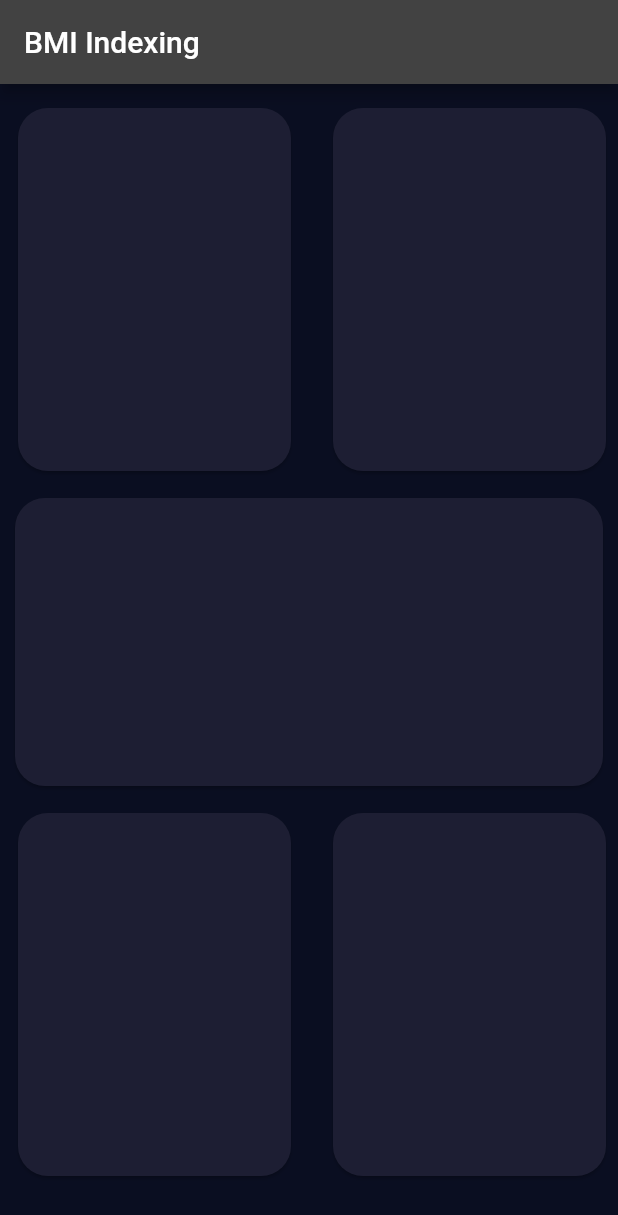
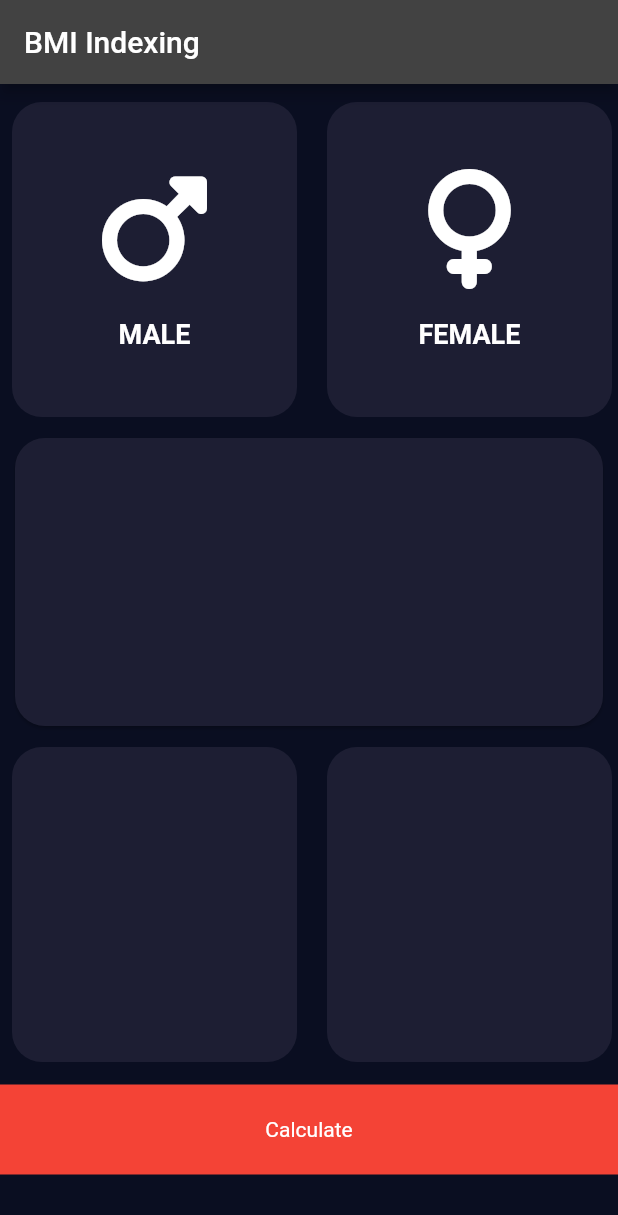
Before and after one commit to altair32/bmi_calc, a Flutter app: the screen it shows after launch, on a phone screen of 412 x 824 dp. Shown: the top 1215 px of the screen. Run offline on Flutter 3.47's test engine with Material 2 defaults, Android fonts, the phone set to English and light mode, and no system bars; our stand-ins replace font_awesome_flutter.

Commit message:
icons added

```diff
--- a/lib/input_page.dart
+++ b/lib/input_page.dart
@@ -1,4 +1,6 @@
 import 'package:flutter/material.dart';
+import 'package:font_awesome_flutter/font_awesome_flutter.dart';
+const cardColor=Color(0xFF1D1E33);
 class inputpage extends StatefulWidget {
   const inputpage({Key? key}) : super(key: key);
 
@@ -15,6 +17,8 @@ class _inputpageState extends State<inputpage> {
       ),
       body: Column(
         children: [
+          Column(
+            children: [
               SizedBox(
                 height: 12
               ),
@@ -23,11 +27,15 @@ class _inputpageState extends State<inputpage> {
                   SizedBox(
                     width: 8,
                   ),
-              verticalcard(colour: Color(0xFF1D1E33),),
+                  GestureDetector(
+                    onTap: (){},
+                    child: verticalcard(colour:cardColor,
+                         cardchild: genderDetails(chitra: FontAwesomeIcons.mars,gender: "MALE",),       ),
+                  ),
                   SizedBox(
                     width: 20,
                   ),
-              verticalcard(colour: Color(0xFF1D1E33),),
+                  verticalcard(colour: cardColor,cardchild: genderDetails(chitra: FontAwesomeIcons.venus,gender: "FEMALE",),),
                 ],
               ),
               SizedBox(height: 10,),
@@ -48,33 +56,70 @@ class _inputpageState extends State<inputpage> {
                   SizedBox(
                     width: 8,
                   ),
-              verticalcard(colour: Color(0xFF1D1E33),),
+                  verticalcard(colour:cardColor,cardchild: Column()),
                   SizedBox(
                     width: 20,
                   ),
-              verticalcard(colour: Color(0xFF1D1E33),),
+                  verticalcard(colour: cardColor,cardchild: Column()),
                 ],
               ),
+
             ],
+          ),
+          Container(
+            height: 60,
+            color: Colors.red,
+            margin: EdgeInsets.fromLTRB(0, 15, 0, 0),
+            child: Center(
+                      child: Text("Calculate", style: TextStyle(),),
+            ),
           )
+        ],
+      ),
+    );
+  }
+}
+
+class genderDetails extends StatelessWidget {
+  genderDetails({required this.gender, required this.chitra});
+  final IconData chitra;
+  final String gender;
+  @override
+  Widget build(BuildContext context) {
+    return Column(
+      mainAxisAlignment: MainAxisAlignment.center,
+      children: <Widget>[
+        Icon(
+          chitra,
+          size: 80,
+        ),
+        SizedBox(height: 20,),
+        Text(gender, style: TextStyle(
+          color: Colors.white,
+          fontWeight: FontWeight.bold,
+          fontSize: 18,
+        ),)
+      ],
     );
   }
 }
 
 class verticalcard extends StatelessWidget {
-   verticalcard({required this.colour});
-  Color colour;
+   verticalcard({required this.colour, required this.cardchild});
+  final Color colour;
+  final Widget cardchild;
   @override
   Widget build(BuildContext context) {
 
     return Container(
-      height: 250,
+      height: 210,
       width: 190,
-      color: Color(0xFF0A0E21),
-      child: Card(
-        shape: RoundedRectangleBorder(
-            borderRadius: BorderRadius.circular(20)
-        ),
+      child: cardchild,
+      //cardchild: (),
+      decoration: BoxDecoration(
+        //color: Color(0xFF0A0E21),
+        //shape: RoundedRectangleBorder(
+            borderRadius: BorderRadius.circular(20) ,
             color: colour,//Color(0xFF1D1E33),
       ),
     );
--- a/pubspec.yaml
+++ b/pubspec.yaml
@@ -34,6 +34,7 @@ dependencies:
   # The following adds the Cupertino Icons font to your application.
   # Use with the CupertinoIcons class for iOS style icons.
   cupertino_icons: ^1.0.2
+  font_awesome_flutter: ^10.4.0
 
 dev_dependencies:
   flutter_test:
```
Also changed, not shown: pubspec.lock, 1 other file. Lines whose indentation alone changed are shown as unchanged.
